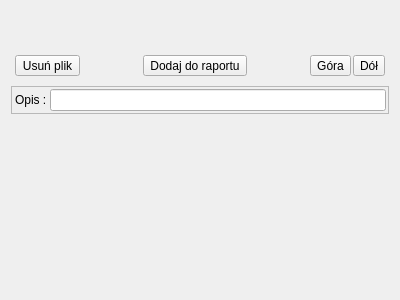
This is app/pictureframe.ui in wiacekmarcin/StanowiskoChemiczne as Qt 5 draws it before an edit. The edited form follows.
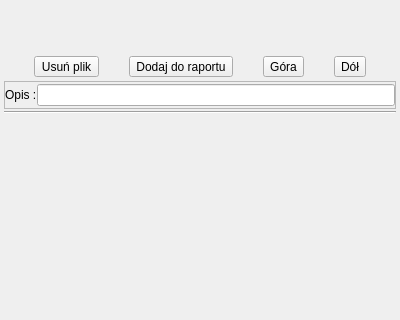
This is the edited form.

Patch:
```diff
--- a/app/pictureframe.ui
+++ b/app/pictureframe.ui
@@ -7,13 +7,28 @@
     <x>0</x>
     <y>0</y>
     <width>400</width>
-    <height>300</height>
+    <height>320</height>
    </rect>
   </property>
   <property name="windowTitle">
    <string>Frame</string>
   </property>
   <layout class="QVBoxLayout" name="verticalLayout">
+   <property name="spacing">
+    <number>2</number>
+   </property>
+   <property name="leftMargin">
+    <number>4</number>
+   </property>
+   <property name="topMargin">
+    <number>4</number>
+   </property>
+   <property name="rightMargin">
+    <number>4</number>
+   </property>
+   <property name="bottomMargin">
+    <number>4</number>
+   </property>
    <item>
     <widget class="QLabel" name="filename">
      <property name="text">
@@ -22,29 +37,38 @@
     </widget>
    </item>
    <item>
-    <widget class="QLabel" name="image">
-     <property name="text">
-      <string/>
-     </property>
+    <widget class="QWidget" name="widget_2" native="true">
+     <layout class="QHBoxLayout" name="horizontalLayout_3">
+      <item>
+       <widget class="QLabel" name="image">
+        <property name="text">
+         <string/>
+        </property>
+        <property name="alignment">
+         <set>Qt::AlignCenter</set>
+        </property>
+       </widget>
+      </item>
+     </layout>
     </widget>
    </item>
    <item>
     <widget class="QWidget" name="widget" native="true">
      <layout class="QHBoxLayout" name="horizontalLayout">
       <property name="spacing">
-       <number>2</number>
+       <number>0</number>
       </property>
       <property name="leftMargin">
-       <number>4</number>
+       <number>0</number>
       </property>
       <property name="topMargin">
-       <number>4</number>
+       <number>2</number>
       </property>
       <property name="rightMargin">
-       <number>4</number>
+       <number>0</number>
       </property>
       <property name="bottomMargin">
-       <number>4</number>
+       <number>2</number>
       </property>
       <item>
        <widget class="QToolButton" name="deleteBtn">
@@ -53,19 +77,6 @@
         </property>
        </widget>
       </item>
-      <item>
-       <spacer name="horizontalSpacer">
-        <property name="orientation">
-         <enum>Qt::Horizontal</enum>
-        </property>
-        <property name="sizeHint" stdset="0">
-         <size>
-          <width>51</width>
-          <height>20</height>
-         </size>
-        </property>
-       </spacer>
-      </item>
       <item>
        <widget class="QToolButton" name="raport">
         <property name="text">
@@ -73,19 +84,6 @@
         </property>
        </widget>
       </item>
-      <item>
-       <spacer name="horizontalSpacer_2">
-        <property name="orientation">
-         <enum>Qt::Horizontal</enum>
-        </property>
-        <property name="sizeHint" stdset="0">
-         <size>
-          <width>40</width>
-          <height>20</height>
-         </size>
-        </property>
-       </spacer>
-      </item>
       <item>
        <widget class="QToolButton" name="upBtn">
         <property name="text">
@@ -113,16 +111,16 @@
      </property>
      <layout class="QHBoxLayout" name="horizontalLayout_2">
       <property name="spacing">
-       <number>3</number>
+       <number>0</number>
       </property>
       <property name="leftMargin">
-       <number>3</number>
+       <number>0</number>
       </property>
       <property name="topMargin">
        <number>2</number>
       </property>
       <property name="rightMargin">
-       <number>2</number>
+       <number>0</number>
       </property>
       <property name="bottomMargin">
        <number>2</number>
@@ -140,6 +138,13 @@
      </layout>
     </widget>
    </item>
+   <item>
+    <widget class="Line" name="line">
+     <property name="orientation">
+      <enum>Qt::Horizontal</enum>
+     </property>
+    </widget>
+   </item>
    <item>
     <spacer name="verticalSpacer">
      <property name="orientation">
```
